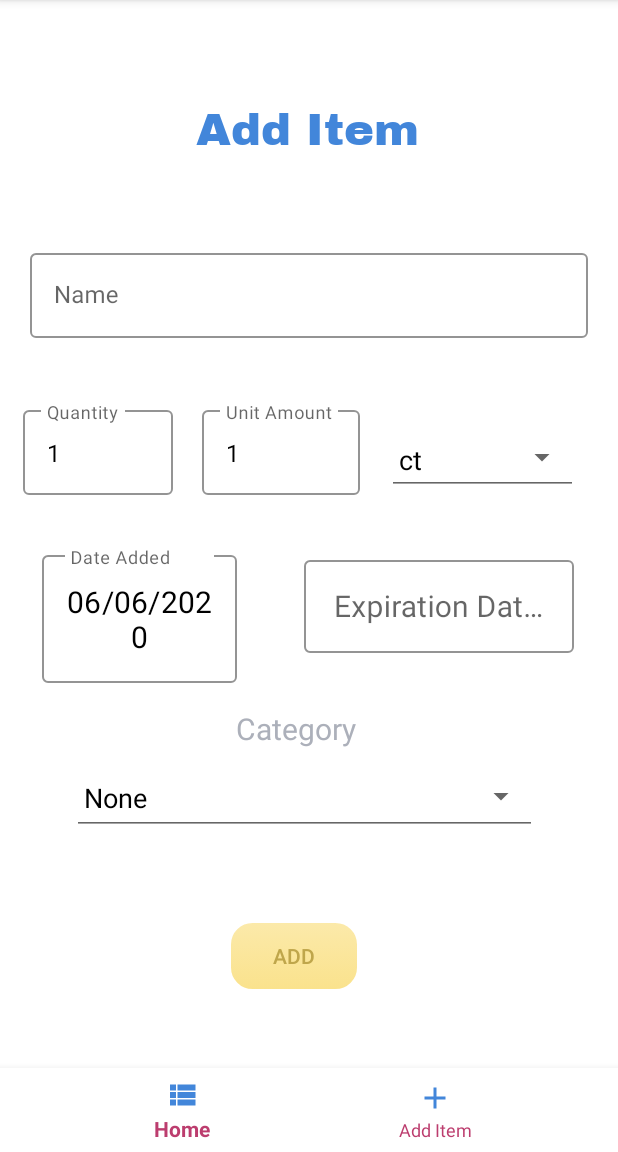
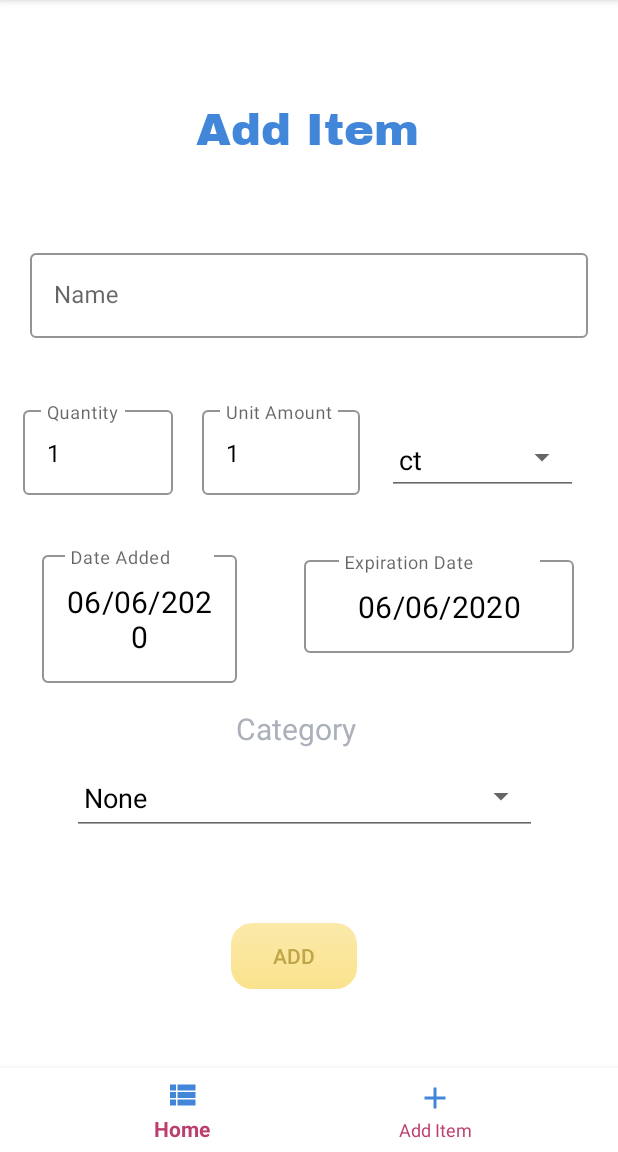
Before and after one commit to zeel107/FridgeButler, an Android app: the fragment AddFragment placed in its activity, on a phone screen of 412 x 824 dp, the part 84-1236 px from its top. Run offline under Robolectric (Android 15) with nearby library versions, the phone set to English and light mode, and no system bars; our stand-ins replace data binding; Roboto replaces fonts that are not available here; 1 statement that could not run was skipped.

Commit message:
Changed default input to date fields

```diff
--- a/FoodTracker3/app/src/main/java/com/example/foodtracker3/AddFragment.java
+++ b/FoodTracker3/app/src/main/java/com/example/foodtracker3/AddFragment.java
@@ -4,6 +4,7 @@ import android.app.AlertDialog;
 import android.app.DatePickerDialog;
 import android.content.DialogInterface;
 import android.graphics.Color;
+import android.icu.text.SimpleDateFormat;
 import android.os.Bundle;
 import android.text.TextUtils;
 import android.view.LayoutInflater;
@@ -272,7 +273,6 @@ public class AddFragment extends Fragment {
                     et_productName.getText().clear();
                     et_productQuantity.setText("1");
                     et_unitAmount.setText("1");
-                    et_expirationDate.setText("");
                     sp_unit.setSelection(0);
                     sp_category.setSelection(0);
                     showNewCategory(false);
--- a/FoodTracker3/app/src/main/res/layout/fragment_add.xml
+++ b/FoodTracker3/app/src/main/res/layout/fragment_add.xml
@@ -241,7 +241,7 @@
                 android:gravity="center_horizontal|center_vertical"
                 android:inputType="none"
                 android:longClickable="false"
-                android:text='@{editProduct == null ? "" : com.example.foodtracker3.DatabaseHelper.date_toAppStr(editProduct.expiration_date) }'
+                android:text='@{editProduct == null ? currentDate : com.example.foodtracker3.DatabaseHelper.date_toAppStr(editProduct.expiration_date) }'
                 android:textColor="@android:color/black"
                 android:textColorHint="?android:attr/textColorHintInverse"
                 android:textSize="20sp" />
```
